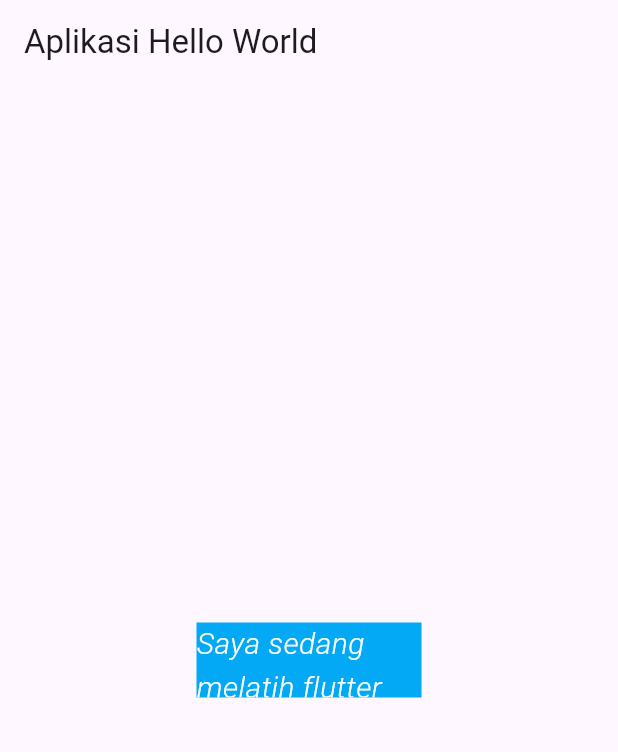
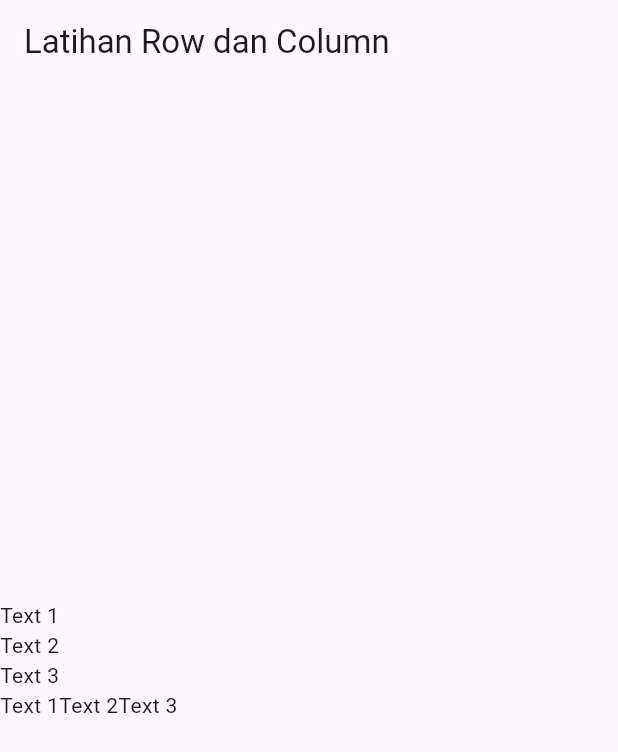
Before and after one commit to Lmunif/learnFlutter, a Flutter app: the screen it shows after launch, on a phone screen of 412 x 824 dp. Shown: the top 752 px of the screen. Run offline on Flutter 3.47's test engine with Material 3 defaults, Android fonts, the phone set to English and light mode, and no system bars.

Commit message:
Kolom dan Baris

```diff
--- a/myapp/lib/main.dart
+++ b/myapp/lib/main.dart
@@ -10,21 +10,24 @@ class MyApp extends StatelessWidget {
     return MaterialApp(
       home: Scaffold(
         appBar: AppBar(
-          title: Text("Aplikasi Hello World"),
+          title: Text("Latihan Row dan Column"),
         ),
-        body: Center(
-            child: Container(
-                color: Colors.lightBlue,
-                width: 150,
-                height: 50,
-                child: Text(
-                  "Saya sedang melatih flutter Saya",
-                  style: TextStyle(
-                      color: Colors.white,
-                      fontStyle: FontStyle.italic,
-                      fontWeight: FontWeight.w300,
-                      fontSize: 20),
-                ))),
+        body: Column(
+          mainAxisAlignment: MainAxisAlignment.center,
+          crossAxisAlignment: CrossAxisAlignment.start,
+          children: [
+            Text("Text 1"),
+            Text("Text 2"),
+            Text("Text 3"),
+            Row(
+              children: [
+                Text("Text 1"),
+                Text("Text 2"),
+                Text("Text 3")
+              ],
+            )
+          ],
+        ),
       ),
     );
   }
```
